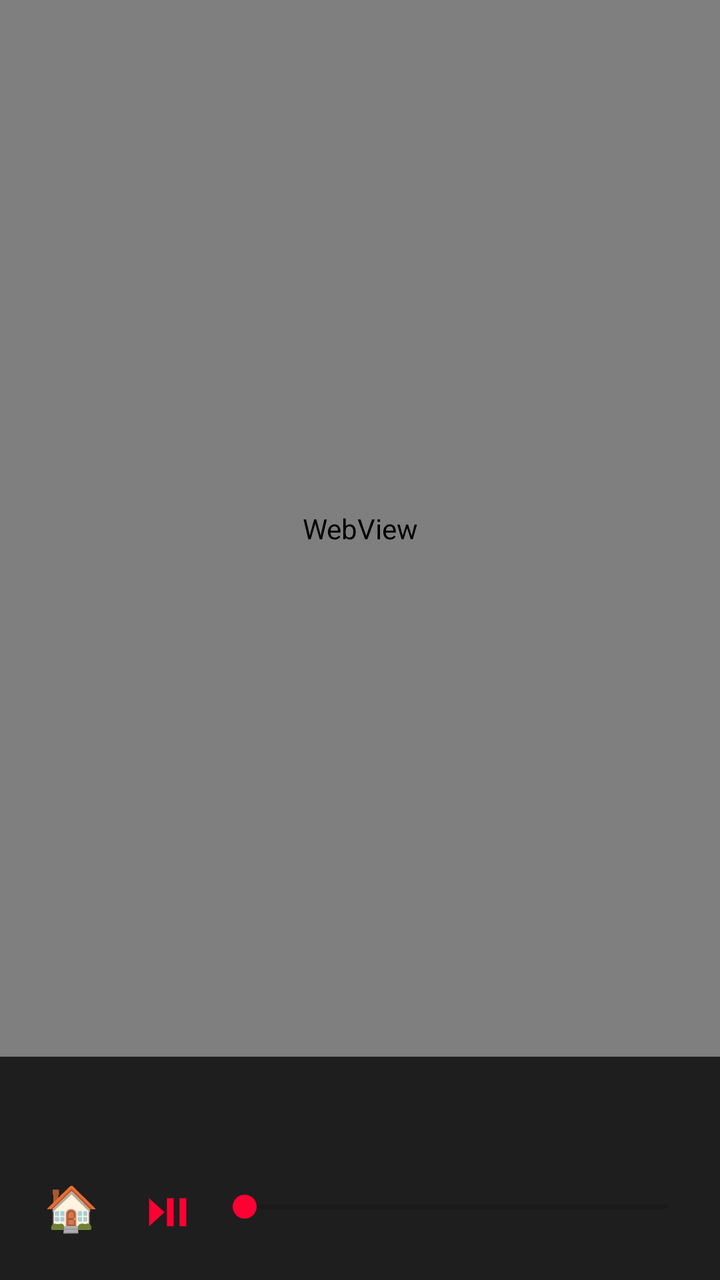
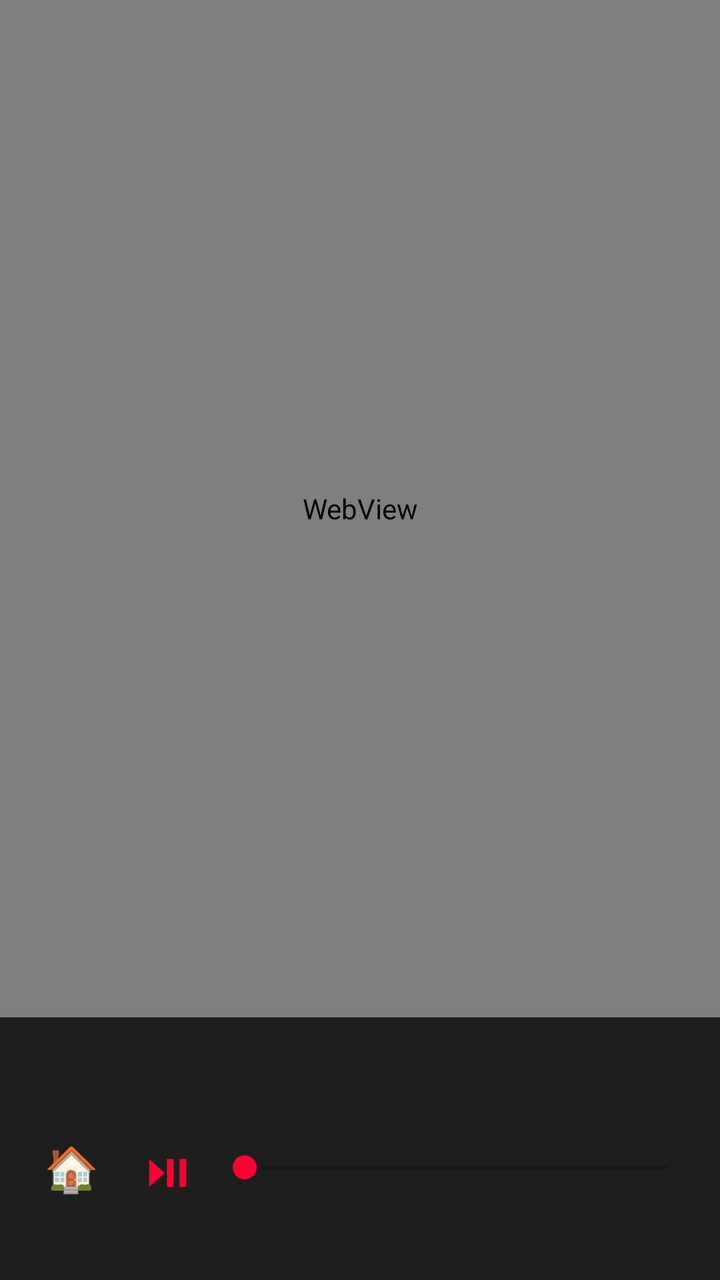

Compare the two renders of this Android layout. The source of the first and the diff that turns it into the second are given below.
<!-- AndroidManifest.xml: application theme Theme.YtCar -->
<!-- res/layout/activity_main.xml -->
<?xml version="1.0" encoding="utf-8"?>
<LinearLayout xmlns:android="http://schemas.android.com/apk/res/android"
    android:layout_width="match_parent"
    android:layout_height="match_parent"
    android:fitsSystemWindows="true"
    android:orientation="vertical">

    <WebView
        android:id="@+id/web"
        android:layout_width="match_parent"
        android:layout_height="0dp"
        android:layout_weight="1" />

    <LinearLayout
        android:layout_width="match_parent"
        android:layout_height="wrap_content"
        android:background="@color/panel"
        android:orientation="vertical"
        android:padding="10dp">

        <TextView
            android:id="@+id/status"
            android:layout_width="match_parent"
            android:layout_height="wrap_content"
            android:textColor="#BBBBBB"
            android:textSize="12sp" />

        <TextView
            android:id="@+id/title"
            android:layout_width="match_parent"
            android:layout_height="wrap_content"
            android:ellipsize="end"
            android:maxLines="1"
            android:paddingTop="2dp"
            android:textColor="#FFFFFF"
            android:textSize="15sp"
            android:textStyle="bold" />

        <LinearLayout
            android:layout_width="match_parent"
            android:layout_height="wrap_content"
            android:gravity="center_vertical"
            android:orientation="horizontal">

            <Button android:id="@+id/btnHome" style="?android:attr/buttonBarButtonStyle"
                android:layout_width="wrap_content" android:layout_height="wrap_content"
                android:minWidth="0dp" android:text="🏠" android:textSize="22sp" />

            <Button android:id="@+id/btnPlay" style="?android:attr/buttonBarButtonStyle"
                android:layout_width="wrap_content" android:layout_height="wrap_content"
                android:minWidth="0dp" android:text="⏯" android:textSize="24sp" />

            <SeekBar
                android:id="@+id/seek"
                android:layout_width="0dp"
                android:layout_height="wrap_content"
                android:layout_weight="1" />

            <TextView
                android:id="@+id/time"
                android:layout_width="wrap_content"
                android:layout_height="wrap_content"
                android:textColor="#BBBBBB"
                android:textSize="12sp" />
        </LinearLayout>


    </LinearLayout>
</LinearLayout>
<!-- resources referenced by this layout -->
<resources>
  <color name="panel">#1E1E1E</color>
  <style name="Theme.YtCar" parent="Theme.AppCompat.DayNight.NoActionBar">
          <item name="colorPrimary">#FF0033</item>
          <item name="colorAccent">#FF0033</item>
      </style>
</resources>

<!-- the commit's change to res/layout/activity_main.xml (unified diff, before → after) -->
@@ -65,5 +65,13 @@
         </LinearLayout>
 
 
+
+        <TextView
+            android:id="@+id/debug"
+            android:layout_width="match_parent"
+            android:layout_height="wrap_content"
+            android:paddingTop="6dp"
+            android:textColor="#777777"
+            android:textSize="10sp" />
     </LinearLayout>
 </LinearLayout>
